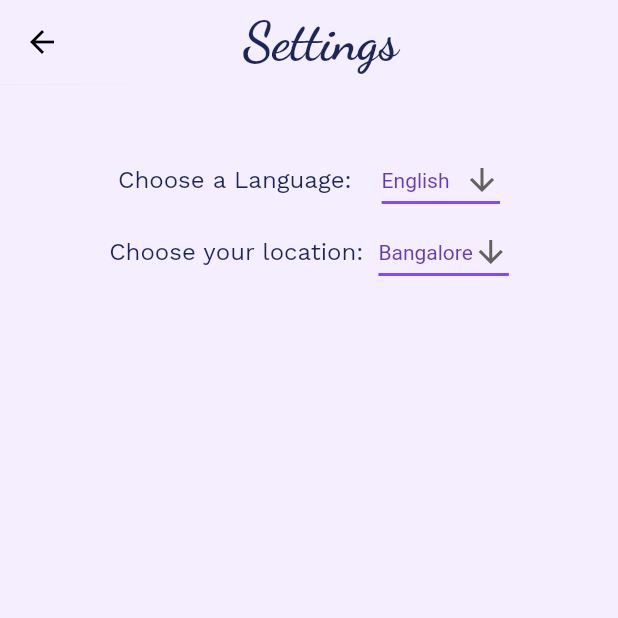
After one commit to Manorama09/Aasha, a Flutter app: the SettingsScreen screen opened directly, on a phone screen of 412 x 824 dp, the top half of it. The commit adds this screen. Run offline on Flutter 3.47's test engine with Material 2 defaults, Android fonts, the phone set to English and light mode, and no system bars; our stand-ins replace fl_chart, google_fonts; missing offline and left inert: twitter_api.

Commit message:
Added settings page

```diff
--- a/lib/main.dart
+++ b/lib/main.dart
@@ -1,6 +1,5 @@
 import 'package:aasha/screens/welcome.dart';
 import 'package:flutter/material.dart';
-
 void main() {
   runApp(MyApp());
 }
--- a/lib/screens/home.dart
+++ b/lib/screens/home.dart
@@ -2,6 +2,7 @@ import 'package:aasha/screens/about.dart';
 import 'package:aasha/screens/chart.dart';
 import 'package:aasha/screens/ranks.dart';
 import 'package:aasha/screens/news.dart';
+import 'package:aasha/screens/settings.dart';
 import 'package:aasha/screens/tasks.dart';
 import 'package:flutter/material.dart';
 import 'package:google_fonts/google_fonts.dart';
@@ -129,10 +130,10 @@ class HomeScreen extends StatelessWidget {
                           Navigator.push(
                             context,
                             MaterialPageRoute(
-                                builder: (context) => AboutScreen()),
+                                builder: (context) => SettingsScreen()),
                           );
                         },
-                        child: button("None", context),
+                        child: button("Settings", context),
                       ),
                     ],
                   ),
--- /dev/null
+++ b/lib/screens/settings.dart
@@ -0,0 +1,105 @@
+import 'package:flutter/material.dart';
+import 'package:google_fonts/google_fonts.dart';
+
+class SettingsScreen extends StatefulWidget {
+  @override
+  _SettingsScreenState createState() => _SettingsScreenState();
+}
+
+class _SettingsScreenState extends State<SettingsScreen> {
+  bool isSwitched = false;
+
+  @override
+  Widget build(BuildContext context) {
+    String dropdownValue = 'English';
+    String dropdownValue1 = 'Bangalore';
+
+    return Scaffold(
+        backgroundColor: const Color(0xffF4EEFF),
+        appBar: new AppBar(
+          elevation: 0.1,
+          backgroundColor: const Color(0xffF4EEFF),
+          title: Padding(
+            padding: const EdgeInsets.fromLTRB(90, 0, 0, 0),
+            child: Text("Settings",
+                style: GoogleFonts.dancingScript(
+                    color: const Color(0xff1E2558),
+                    fontSize: 35,
+                    fontWeight: FontWeight.w700)),
+          ),
+        ),
+        body: Padding(
+          padding: EdgeInsets.fromLTRB(0, 40, 0, 0),
+          child: Column(
+              crossAxisAlignment: CrossAxisAlignment.center,
+              children: <Widget>[
+                Row(
+                    mainAxisAlignment: MainAxisAlignment.center,
+                    children: <Widget>[
+                      Text("Choose a Language:",
+                          style: GoogleFonts.workSans(
+                              color: const Color(0xff1E2558),
+                              fontSize: 16,
+                              fontWeight: FontWeight.w400)),
+                      SizedBox(width: 20),
+                      DropdownButton<String>(
+                        value: dropdownValue,
+                        icon: Icon(Icons.arrow_downward),
+                        iconSize: 24,
+                        elevation: 16,
+                        style: TextStyle(color: Colors.deepPurple),
+                        underline: Container(
+                          height: 2,
+                          color: Colors.deepPurpleAccent,
+                        ),
+                        onChanged: (String newValue) {
+                          setState(() {
+                            dropdownValue = newValue;
+                          });
+                        },
+                        items: <String>['English', 'Hindi', 'Kannada', 'Tamil']
+                            .map<DropdownMenuItem<String>>((String value) {
+                          return DropdownMenuItem<String>(
+                            value: value,
+                            child: Text(value),
+                          );
+                        }).toList(),
+                      ),
+                    ]),
+                Row(
+                    mainAxisAlignment: MainAxisAlignment.center,
+                    children: <Widget>[
+                      Text("Choose your location:",
+                          style: GoogleFonts.workSans(
+                              color: const Color(0xff1E2558),
+                              fontSize: 16,
+                              fontWeight: FontWeight.w400)),
+                      SizedBox(width: 10),
+                      DropdownButton<String>(
+                        value: dropdownValue1,
+                        icon: Icon(Icons.arrow_downward),
+                        iconSize: 24,
+                        elevation: 16,
+                        style: TextStyle(color: Colors.deepPurple),
+                        underline: Container(
+                          height: 2,
+                          color: Colors.deepPurpleAccent,
+                        ),
+                        onChanged: (String newValue) {
+                          setState(() {
+                            dropdownValue1 = newValue;
+                          });
+                        },
+                        items: <String>['Bangalore', 'Delhi', 'Chennai', 'Mumbai']
+                            .map<DropdownMenuItem<String>>((String value) {
+                          return DropdownMenuItem<String>(
+                            value: value,
+                            child: Text(value),
+                          );
+                        }).toList(),
+                      ),
+                    ]),
+              ]),
+        ));
+  }
+}
```
